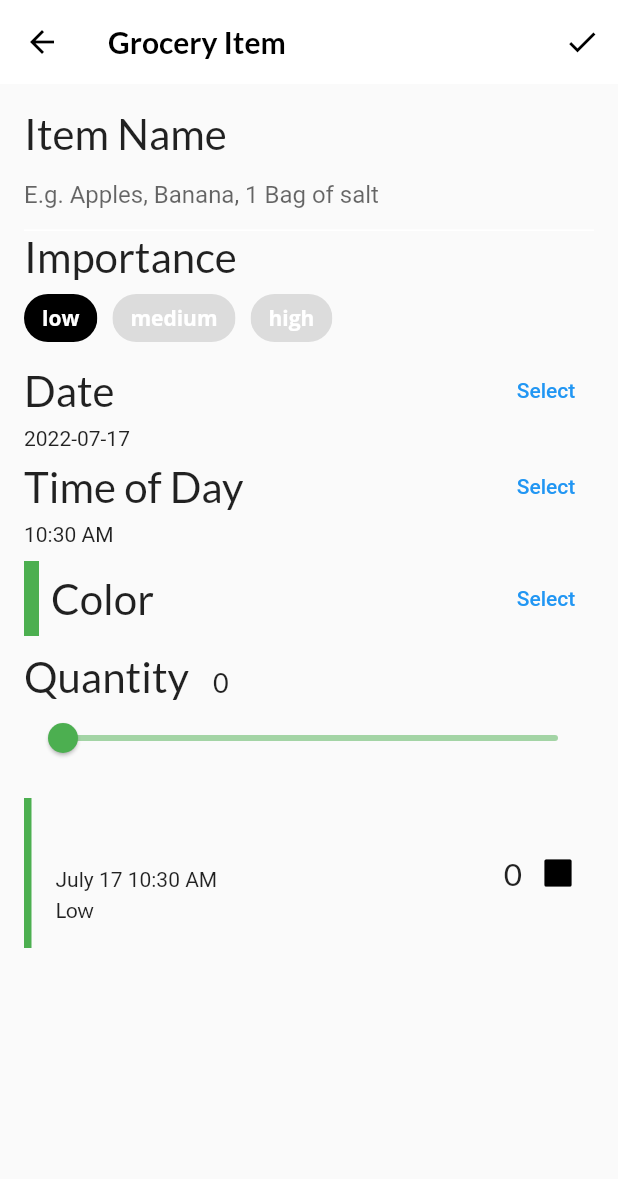
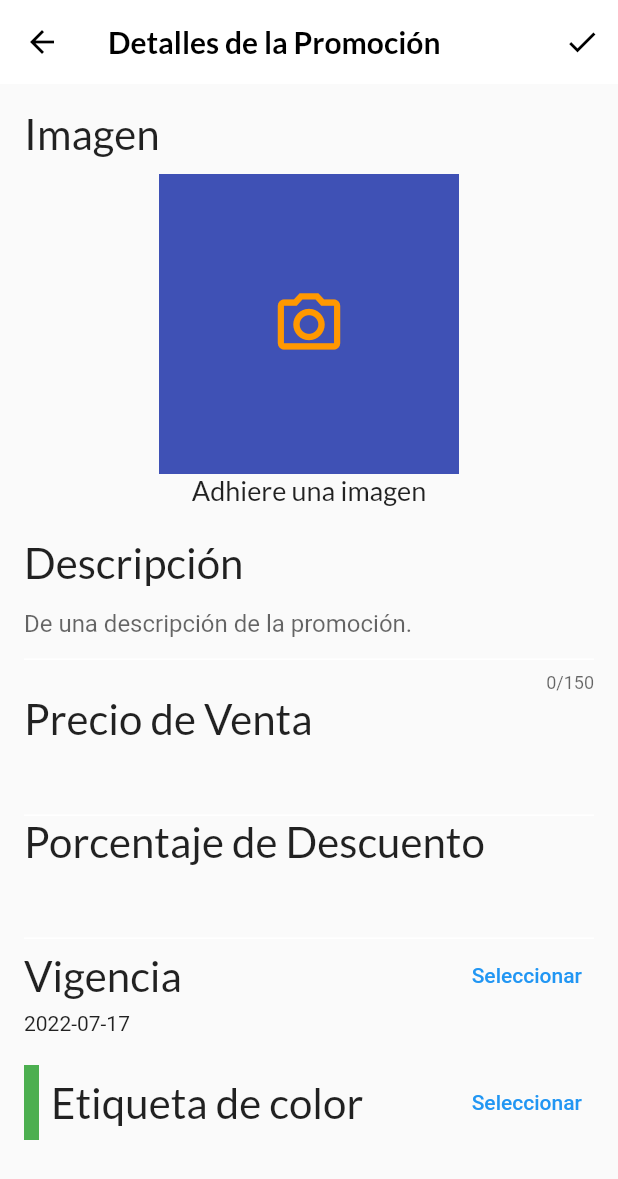
Before and after one commit to efesappsfactory/el_pregonero_comercios, a Flutter app: the screen it shows after launch, after a tap on "Login", after a tap on "Skip", after a tap on the "add" icon, on a phone screen of 412 x 824 dp. Shown: the top 1179 px of the screen. Run offline on Flutter 3.47's test engine with Material 2 defaults, Android fonts, the phone set to English and light mode, and no system bars; our stand-ins replace firebase_auth, firebase_core, flutter_colorpicker, google_fonts, image_picker, shared_preferences and 1 more; accounts and stored records are empty.

Commit message:
widgets input ok PromocionItemVista

```diff
--- a/lib/vistas/promocion_item_vista.dart
+++ b/lib/vistas/promocion_item_vista.dart
@@ -1,10 +1,13 @@
+import 'dart:io';
+
 import 'package:flutter/material.dart';
+import 'package:flutter/services.dart';
 import 'package:flutter_colorpicker/flutter_colorpicker.dart';
 import 'package:google_fonts/google_fonts.dart';
 import 'package:intl/intl.dart';
 import 'package:uuid/uuid.dart';
+import 'package:image_picker/image_picker.dart';
 
-import '../componentes/promocion_tile.dart';
 import '../modelos/modelos.dart';
 
 class PromocionItemVista extends StatefulWidget {
@@ -21,8 +24,8 @@ class PromocionItemVista extends StatefulWidget {
     required Function(PromocionItem, int) onUpdate,
   }) {
     return MaterialPage(
-      name: ElPregoneroPaginas.groceryItemDetails,
-      key: ValueKey(ElPregoneroPaginas.groceryItemDetails),
+      name: ElPregoneroPaginas.promocionItemDetalles,
+      key: ValueKey(ElPregoneroPaginas.promocionItemDetalles),
       child: PromocionItemVista(
         originalItem: item,
         index: index,
@@ -46,8 +49,12 @@ class PromocionItemVista extends StatefulWidget {
 }
 
 class _PromocionItemVistaState extends State<PromocionItemVista> {
-  final _nameController = TextEditingController();
-  String _name = '';
+  final ImagePicker _picker = ImagePicker();
+  File? _imagen;
+  final _descripcionController = TextEditingController();
+  final _pvpController = TextEditingController();
+  final _descuentoController = TextEditingController();
+
   Importance _importance = Importance.low;
   DateTime _dueDate = DateTime.now();
   TimeOfDay _timeOfDay = TimeOfDay.now();
@@ -62,9 +69,9 @@ class _PromocionItemVistaState extends State<PromocionItemVista> {
           IconButton(
             icon: const Icon(Icons.check),
             onPressed: () {
-              final groceryItem = PromocionItem(
+              final promocionItem = PromocionItem(
                 id: widget.originalItem?.id ?? const Uuid().v1(),
-                name: _nameController.text,
+                name: _descripcionController.text,
                 importance: _importance,
                 color: _currentColor,
                 quantity: _currentSliderValue,
@@ -78,16 +85,16 @@ class _PromocionItemVistaState extends State<PromocionItemVista> {
               );
 
               if (widget.isUpdating) {
-                widget.onUpdate(groceryItem, widget.index);
+                widget.onUpdate(promocionItem, widget.index);
               } else {
-                widget.onCreate(groceryItem);
+                widget.onCreate(promocionItem);
               }
             },
           )
         ],
         elevation: 0.0,
         title: Text(
-          'Grocery Item',
+          'Detalles de la Promoción',
           style: GoogleFonts.lato(fontWeight: FontWeight.w600),
         ),
       ),
@@ -95,50 +102,121 @@ class _PromocionItemVistaState extends State<PromocionItemVista> {
         padding: const EdgeInsets.all(16),
         child: ListView(
           children: [
-            buildNameField(),
-            buildImportanceField(),
-            buildDateField(context),
-            buildTimeField(context),
-            const SizedBox(height: 10.0),
-            buildColorPicker(context),
-            const SizedBox(height: 10.0),
-            buildQuantityField(),
-            const SizedBox(height: 16.0),
-            PromocionTile(
-              item: PromocionItem(
-                id: 'previewMode',
-                name: _name,
-                importance: _importance,
-                color: _currentColor,
-                quantity: _currentSliderValue,
-                date: DateTime(
-                  _dueDate.year,
-                  _dueDate.month,
-                  _dueDate.day,
-                  _timeOfDay.hour,
-                  _timeOfDay.minute,
-                ),
-              ),
-            ),
+            buildImagePicker(),
+            const SizedBox(height: 20.0),
+            buildCampoDescripcion(),
+            buildCampoPVP(),
+            buildCampoDescuento(),
+            buildCampoVigenciaPromocion(context),
+            const SizedBox(height: 20.0),
+            buildEtiquetaColor(context),
+            const SizedBox(height: 20.0),
           ],
         ),
       ),
     );
   }
 
-  Widget buildNameField() {
+  void imagePickerHelper({ImageSource source = ImageSource.gallery}) async {
+    try {
+      XFile? imagen = await _picker.pickImage(
+        source: source,
+        imageQuality: 50,
+        preferredCameraDevice: CameraDevice.rear,
+      );
+      setState(() {
+        _imagen = File(imagen!.path);
+        Navigator.of(context).pop();
+      });
+    } catch (e) {
+      print(e);
+    }
+  }
+
+  Widget buildImagePicker() {
     return Column(
       crossAxisAlignment: CrossAxisAlignment.start,
       children: [
         Text(
-          'Item Name',
+          'Imagen',
+          style: GoogleFonts.lato(fontSize: 28.0),
+        ),
+        const SizedBox(height: 10.0),
+        Center(
+          child: Column(
+            children: <Widget>[
+              GestureDetector(
+                onTap: () {
+                  showDialog(
+                    context: context,
+                    builder: (context) {
+                      return AlertDialog(
+                        title: const Text('Fuente de la imagen'),
+                        scrollable: true,
+                        content: Column(
+                          crossAxisAlignment: CrossAxisAlignment.start,
+                          children: <Widget>[
+                            TextButton(
+                                child: const Text('Tomar una foto'),
+                                onPressed: () => imagePickerHelper(
+                                    source: ImageSource.camera)),
+                            TextButton(
+                                child: const Text('Elegir de la galería'),
+                                onPressed: () => imagePickerHelper(
+                                    source: ImageSource.gallery)),
+                          ],
+                        ),
+                      );
+                    },
+                  );
+                },
+                child: Container(
+                  width: 200,
+                  height: 200,
+                  decoration: BoxDecoration(
+                    color: _imagen != null ? Colors.transparent : Colors.indigo,
+                  ),
+                  child: _imagen != null
+                      ? Image.file(
+                          _imagen!,
+                          width: 200.0,
+                          height: 200.0,
+                          fit: BoxFit.fitHeight,
+                        )
+                      : const Icon(
+                          Icons.camera_alt_outlined,
+                          color: Colors.orange,
+                          size: 50,
+                        ),
+                ),
+              ),
+              Text(
+                'Adhiere una imagen',
+                style: GoogleFonts.lato(fontSize: 18),
+              ),
+            ],
+          ),
+        ),
+      ],
+    );
+  }
+
+  Widget buildCampoDescripcion() {
+    return Column(
+      crossAxisAlignment: CrossAxisAlignment.start,
+      children: [
+        Text(
+          'Descripción',
           style: GoogleFonts.lato(fontSize: 28.0),
         ),
         TextField(
-          controller: _nameController,
+          maxLength: 150,
+          maxLines: 3,
+          minLines: 1,
+          controller: _descripcionController,
           cursorColor: _currentColor,
           decoration: InputDecoration(
-            hintText: 'E.g. Apples, Banana, 1 Bag of salt',
+            hintText: 'De una descripción de la promoción.',
             enabledBorder: const UnderlineInputBorder(
               borderSide: BorderSide(color: Colors.white),
             ),
@@ -154,57 +232,71 @@ class _PromocionItemVistaState extends State<PromocionItemVista> {
     );
   }
 
-  Widget buildImportanceField() {
+  Widget buildCampoPVP() {
     return Column(
       crossAxisAlignment: CrossAxisAlignment.start,
       children: [
         Text(
-          'Importance',
+          'Precio de Venta',
           style: GoogleFonts.lato(fontSize: 28.0),
         ),
-        Wrap(
-          spacing: 10.0,
-          children: [
-            ChoiceChip(
-              selectedColor: Colors.black,
-              selected: _importance == Importance.low,
-              label: const Text(
-                'low',
-                style: TextStyle(color: Colors.white),
-              ),
-              onSelected: (selected) {
-                setState(() => _importance = Importance.low);
-              },
+        TextField(
+          keyboardType: TextInputType.number,
+          controller: _pvpController,
+          cursorColor: _currentColor,
+          inputFormatters: <TextInputFormatter>[
+            FilteringTextInputFormatter.digitsOnly
+          ],
+          decoration: InputDecoration(
+            //hintText: '9.99',
+            enabledBorder: const UnderlineInputBorder(
+              borderSide: BorderSide(color: Colors.white),
             ),
-            ChoiceChip(
-              selectedColor: Colors.black,
-              selected: _importance == Importance.medium,
-              label: const Text(
-                'medium',
-                style: TextStyle(color: Colors.white),
-              ),
-              onSelected: (selected) {
-                setState(() => _importance = Importance.medium);
-              },
+            focusedBorder: UnderlineInputBorder(
+              borderSide: BorderSide(color: _currentColor),
             ),
-            ChoiceChip(
-              selectedColor: Colors.black,
-              selected: _importance == Importance.high,
-              label: const Text(
-                'high',
-                style: TextStyle(color: Colors.white),
-              ),
-              onSelected: (selected) {
-                setState(() => _importance = Importance.high);
-              },
+            border: UnderlineInputBorder(
+              borderSide: BorderSide(color: _currentColor),
             ),
-          ],
+          ),
         ),
       ],
     );
   }
 
-  Widget buildDateField(BuildContext context) {
+  Widget buildCampoDescuento() {
+    return Column(
+      crossAxisAlignment: CrossAxisAlignment.start,
+      children: [
+        Text(
+          'Porcentaje de Descuento',
+          style: GoogleFonts.lato(fontSize: 28.0),
+        ),
+        TextField(
+          keyboardType: TextInputType.number,
+          controller: _descuentoController,
+          cursorColor: _currentColor,
+          inputFormatters: <TextInputFormatter>[
+            FilteringTextInputFormatter.digitsOnly
+          ],
+          decoration: InputDecoration(
+            //hintText: '25',
+            enabledBorder: const UnderlineInputBorder(
+              borderSide: BorderSide(color: Colors.white),
+            ),
+            focusedBorder: UnderlineInputBorder(
+              borderSide: BorderSide(color: _currentColor),
+            ),
+            border: UnderlineInputBorder(
+              borderSide: BorderSide(color: _currentColor),
+            ),
+          ),
+        ),
+      ],
+    );
+  }
+
+  Widget buildCampoVigenciaPromocion(BuildContext context) {
     return Column(
       crossAxisAlignment: CrossAxisAlignment.start,
       children: [
@@ -212,68 +304,35 @@ class _PromocionItemVistaState extends State<PromocionItemVista> {
           mainAxisAlignment: MainAxisAlignment.spaceBetween,
           children: [
             Text(
-              'Date',
+              'Vigencia',
               style: GoogleFonts.lato(fontSize: 28.0),
             ),
             TextButton(
-              child: const Text('Select'),
+              child: const Text('Seleccionar'),
               onPressed: () async {
-                final currentDate = DateTime.now();
-                final selectedDate = await showDatePicker(
+                final fechaActual = DateTime.now();
+                final fechaSeleccionada = await showDatePicker(
                   context: context,
-                  initialDate: currentDate,
-                  firstDate: currentDate,
-                  lastDate: DateTime(currentDate.year + 5),
+                  initialDate: fechaActual,
+                  firstDate: fechaActual,
+                  lastDate: DateTime(fechaActual.year + 1),
                 );
 
                 setState(() {
-                  if (selectedDate != null) {
-                    _dueDate = selectedDate;
+                  if (fechaSeleccionada != null) {
+                    _dueDate = fechaSeleccionada;
                   }
                 });
               },
             ),
           ],
         ),
-        Text('${DateFormat('yyyy-MM-dd').format(_dueDate)}'),
+        Text(DateFormat('yyyy-MM-dd').format(_dueDate)),
       ],
     );
   }
 
-  Widget buildTimeField(BuildContext context) {
-    return Column(
-      crossAxisAlignment: CrossAxisAlignment.start,
-      children: [
-        Row(
-          mainAxisAlignment: MainAxisAlignment.spaceBetween,
-          children: [
-            Text(
-              'Time of Day',
-              style: GoogleFonts.lato(fontSize: 28.0),
-            ),
-            TextButton(
-              child: const Text('Select'),
-              onPressed: () async {
-                final timeOfDay = await showTimePicker(
-                  initialTime: TimeOfDay.now(),
-                  context: context,
-                );
-
-                setState(() {
-                  if (timeOfDay != null) {
-                    _timeOfDay = timeOfDay;
-                  }
-                });
-              },
-            ),
-          ],
-        ),
-        Text('${_timeOfDay.format(context)}'),
-      ],
-    );
-  }
-
-  Widget buildColorPicker(BuildContext context) {
+  Widget buildEtiquetaColor(BuildContext context) {
     return Row(
       mainAxisAlignment: MainAxisAlignment.spaceBetween,
       children: [
@@ -286,13 +345,13 @@ class _PromocionItemVistaState extends State<PromocionItemVista> {
             ),
             const SizedBox(width: 8),
             Text(
-              'Color',
+              'Etiqueta de color',
               style: GoogleFonts.lato(fontSize: 28),
             ),
           ],
         ),
         TextButton(
-          child: const Text('Select'),
+          child: const Text('Seleccionar'),
           onPressed: () {
             showDialog(
               context: context,
@@ -320,70 +379,4 @@ class _PromocionItemVistaState extends State<PromocionItemVista> {
       ],
     );
   }
-
-  Widget buildQuantityField() {
-    return Column(
-      crossAxisAlignment: CrossAxisAlignment.start,
-      children: [
-        Row(
-          crossAxisAlignment: CrossAxisAlignment.baseline,
-          textBaseline: TextBaseline.alphabetic,
-          children: [
-            Text(
-              'Quantity',
-              style: GoogleFonts.lato(fontSize: 28.0),
-            ),
-            const SizedBox(width: 16.0),
-            Text(
-              _currentSliderValue.toInt().toString(),
-              style: GoogleFonts.lato(fontSize: 18.0),
-            ),
-          ],
-        ),
-        Slider(
-          inactiveColor: _currentColor.withOpacity(0.5),
-          activeColor: _currentColor,
-          value: _currentSliderValue.toDouble(),
-          min: 0.0,
-          max: 100.0,
-          divisions: 100,
-          label: _currentSliderValue.toInt().toString(),
-          onChanged: (double value) {
-            setState(() {
-              _currentSliderValue = value.toInt();
-            });
-          },
-        ),
-      ],
-    );
-  }
-
-  @override
-  void initState() {
-    final originalItem = widget.originalItem;
-    if (originalItem != null) {
-      _name = originalItem.name;
-      _nameController.text = originalItem.name;
-      _currentSliderValue = originalItem.quantity;
-      _importance = originalItem.importance;
-      _currentColor = originalItem.color;
-      final date = originalItem.date;
-      _timeOfDay = TimeOfDay(hour: date.hour, minute: date.minute);
-      _dueDate = date;
-    }
-
-    _nameController.addListener(() {
-      setState(() {
-        _name = _nameController.text;
-      });
-    });
-
-    super.initState();
-  }
-
-  @override
-  void dispose() {
-    _nameController.dispose();
-    super.dispose();
-  }
 }
--- a/pubspec.yaml
+++ b/pubspec.yaml
@@ -38,6 +38,7 @@ dependencies:
   webview_flutter: ^2.0.13
   url_launcher: ^6.0.10
   shared_preferences: ^2.0.7
+  image_picker: ^0.8.2
   firebase_core: ^1.6.0
   cloud_firestore: ^2.5.2
   firebase_auth: ^3.1.1
```
Also changed, not shown: pubspec.lock.
